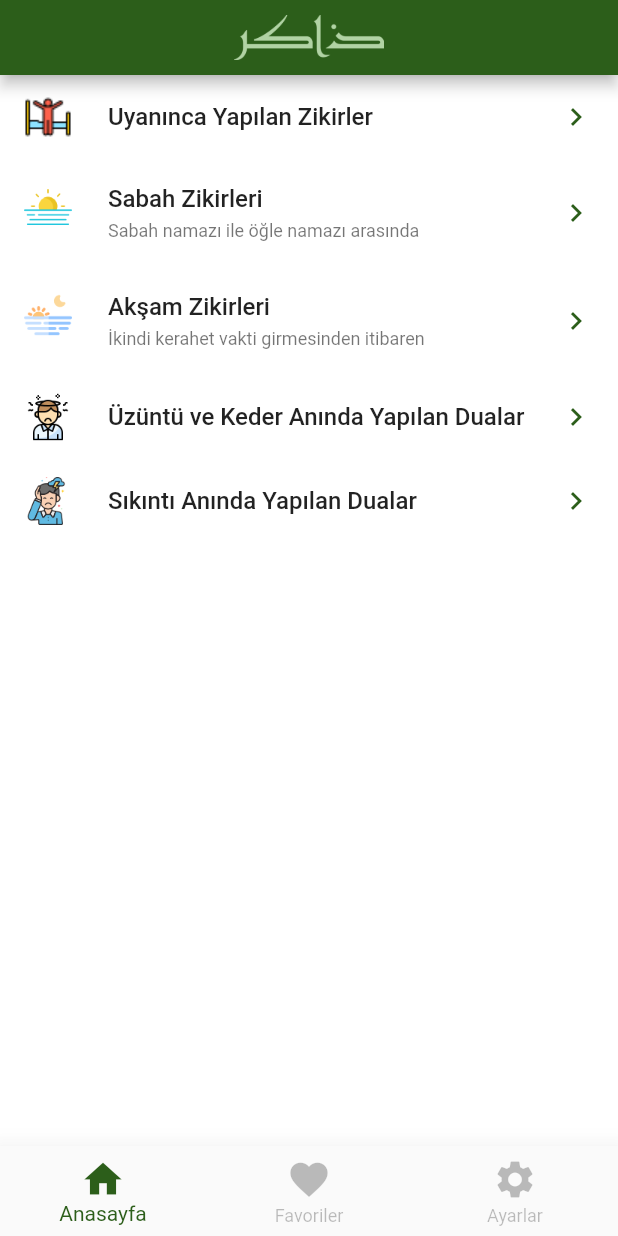
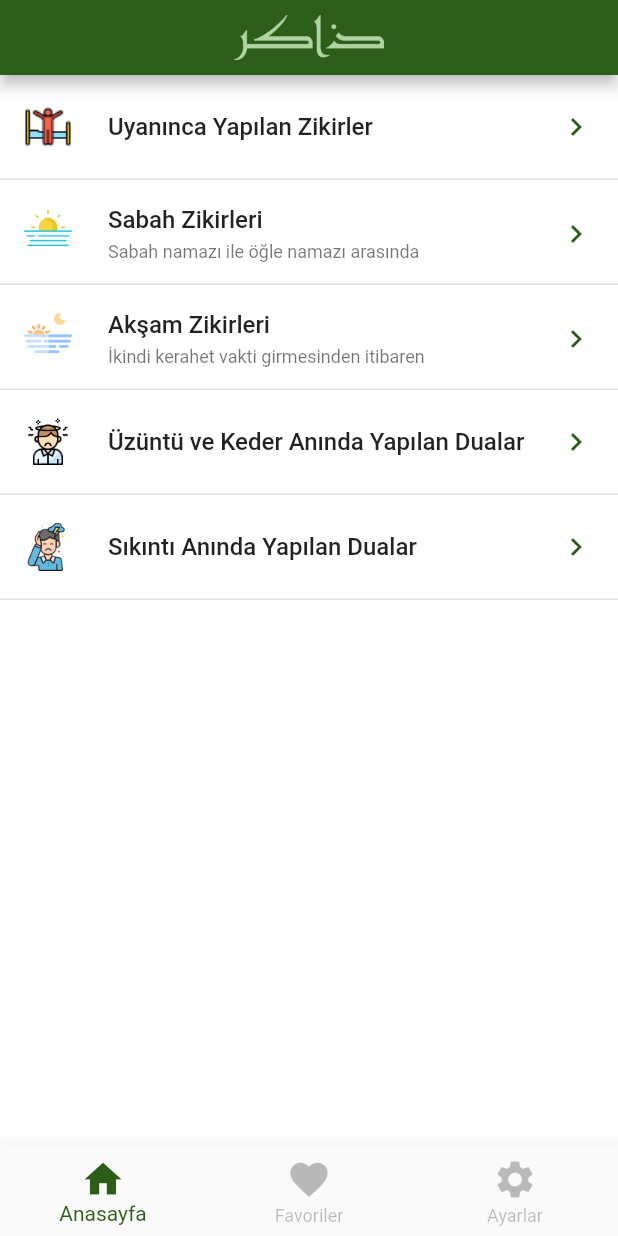
Before and after one commit to embeddeddreams/zakir, a Flutter app: the screen it shows after launch, on a phone screen of 412 x 824 dp. Run offline on Flutter 3.47's test engine with Material 2 defaults, Android fonts, the phone set to English and light mode, and no system bars; our stand-ins replace audioplayers, connectivity, flutter_local_notifications, get_it, google_fonts, share and 2 more; missing offline and left inert: rate_my_app, rect_getter.

Commit message:
zikir group item constant height

```diff
--- a/lib/src/widgets/zikir_group_item.dart
+++ b/lib/src/widgets/zikir_group_item.dart
@@ -21,7 +21,6 @@ class ZikirGroupItem extends StatefulWidget {
 }
 
 class _ZikirGroupItemState extends State<ZikirGroupItem> {
-
   @override
   void initState() {
     //
@@ -31,7 +30,14 @@ class _ZikirGroupItemState extends State<ZikirGroupItem> {
 
   @override
   Widget build(BuildContext context) {
-    return ListTile(
+    return Container(
+      height: 70,
+      decoration: BoxDecoration(
+        border: Border(bottom: BorderSide(color: Colors.black12)),
+      ),
+      child: Center(
+        child: ListTile(
+          onTap: widget.onTap,
           leading: Image.asset(
             widget.iconPath,
             width: 32,
@@ -74,7 +80,8 @@ class _ZikirGroupItemState extends State<ZikirGroupItem> {
           //     // ),
           //   ],
           // ),
-      onTap: widget.onTap,
+        ),
+      ),
     );
   }
 }
```
Lines whose indentation alone changed are shown as unchanged.
